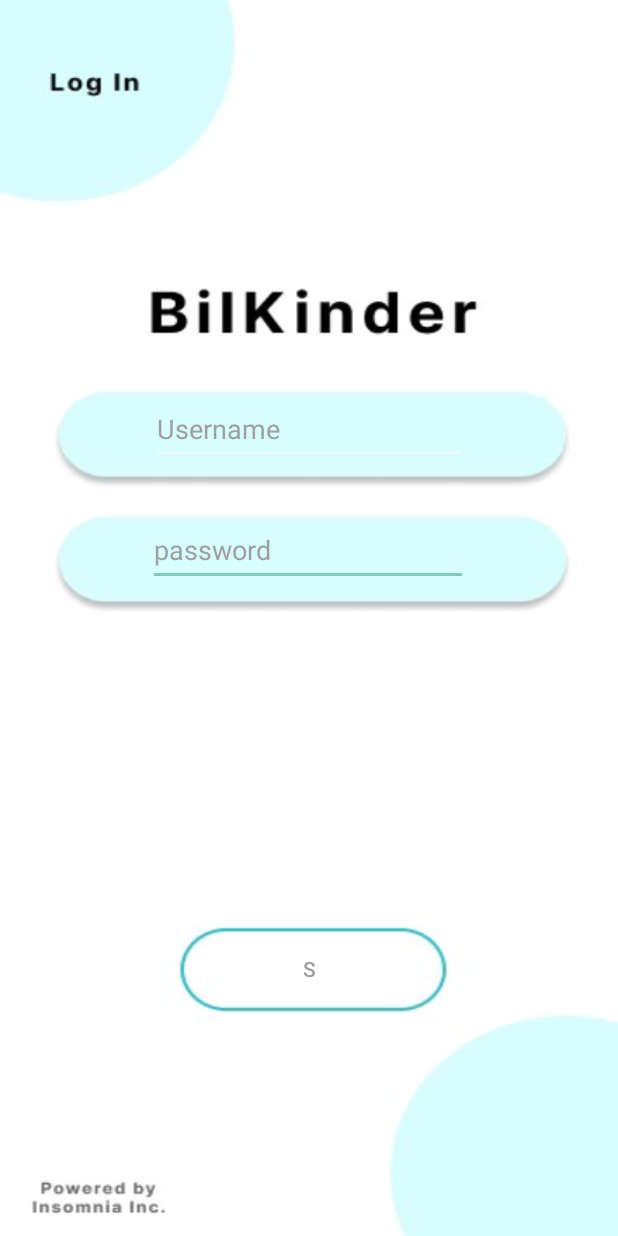
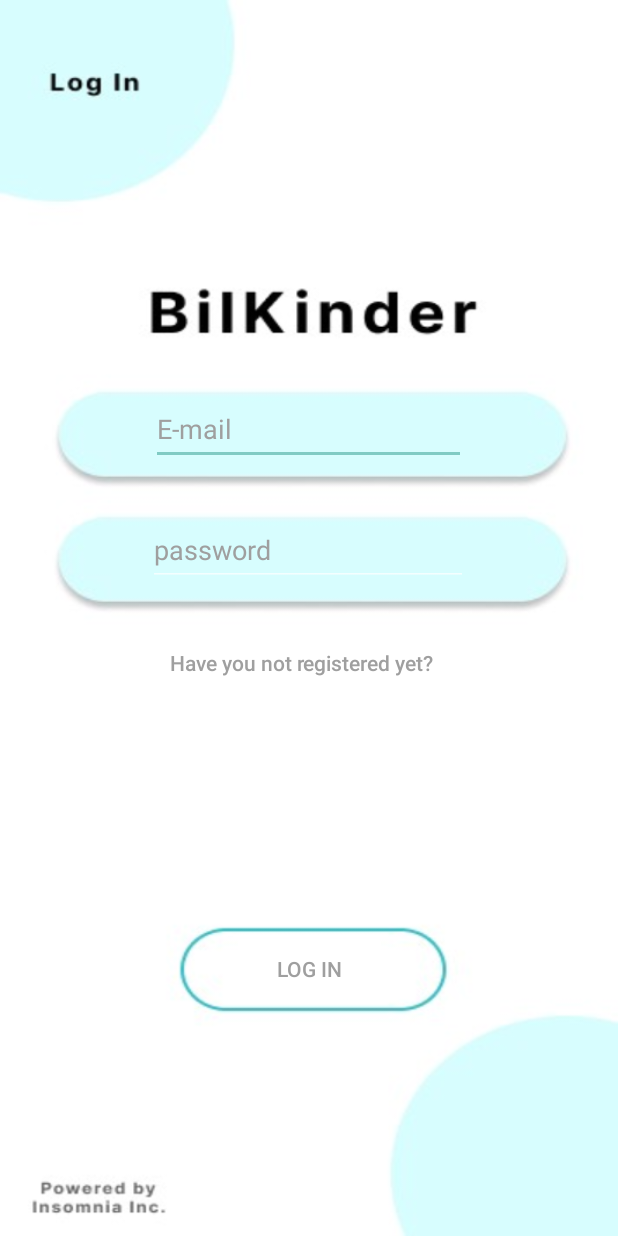
Before and after one commit to BurakBastug/BilKinder, an Android app: the layout login.xml on its own in the app's theme, with its tools: preview values and no code run, on a phone screen of 412 x 824 dp. Run offline under Robolectric (Android 15) with nearby library versions, the phone set to English and light mode, and no system bars.

Commit message:
Added some login functionalities and some small changes in Register and Login layouts.

```diff
--- a/app/src/main/res/layout/login.xml
+++ b/app/src/main/res/layout/login.xml
@@ -3,12 +3,30 @@
     xmlns:app="http://schemas.android.com/apk/res-auto"
     xmlns:tools="http://schemas.android.com/tools"
 
-
     android:layout_width="match_parent"
     android:layout_height="match_parent"
-
     android:background="@drawable/login"
     android:layerType="software">
+
+    <EditText
+        android:id="@+id/email"
+        android:layout_width="210dp"
+        android:layout_height="48dp"
+        android:ems="10"
+        android:hint="E-mail"
+        android:inputType="textEmailAddress"
+        android:minHeight="48dp"
+        android:rotation="0"
+        android:rotationX="0"
+        android:rotationY="0"
+        android:textColor="@color/black"
+        android:textColorHint="#9F9F9F"
+        app:layout_constraintBottom_toBottomOf="parent"
+        app:layout_constraintEnd_toEndOf="parent"
+        app:layout_constraintHorizontal_bias="0.497"
+        app:layout_constraintStart_toStartOf="parent"
+        app:layout_constraintTop_toTopOf="parent"
+        app:layout_constraintVertical_bias="0.338" />
 
     <EditText
         android:id="@+id/password"
@@ -24,41 +42,36 @@
         app:layout_constraintEnd_toEndOf="parent"
         app:layout_constraintHorizontal_bias="0.497"
         app:layout_constraintStart_toStartOf="parent"
-        app:layout_constraintTop_toBottomOf="@+id/username"
+        app:layout_constraintTop_toBottomOf="@+id/email"
         app:layout_constraintVertical_bias="0.07" />
-
-    <EditText
-        android:id="@+id/username"
-        android:layout_width="210dp"
-        android:layout_height="48dp"
-        android:ems="10"
-        android:hint="Username"
-        android:inputType="text"
-        android:minHeight="48dp"
-        android:rotation="0"
-        android:rotationX="0"
-        android:rotationY="0"
-        android:textColor="@color/black"
-        android:textColorHint="#9F9F9F"
-        app:layout_constraintBottom_toBottomOf="parent"
-        app:layout_constraintEnd_toEndOf="parent"
-        app:layout_constraintHorizontal_bias="0.497"
-        app:layout_constraintStart_toStartOf="parent"
-        app:layout_constraintTop_toTopOf="parent"
-        app:layout_constraintVertical_bias="0.338" />
 
     <Button
         android:id="@+id/loginbtn"
         android:layout_width="103dp"
         android:layout_height="51dp"
         android:backgroundTint="#FFFFFF"
-        android:text="S"
+        android:text="Log in"
         android:textColor="#9F9F9F"
         android:visibility="visible"
         app:layout_constraintBottom_toBottomOf="parent"
         app:layout_constraintEnd_toEndOf="parent"
         app:layout_constraintStart_toStartOf="parent"
-        app:layout_constraintTop_toBottomOf="@+id/username"
+        app:layout_constraintTop_toBottomOf="@+id/email"
         app:layout_constraintVertical_bias="0.67"
         tools:visibility="visible" />
+
+    <Button
+        android:id="@+id/registerButton"
+        android:layout_width="wrap_content"
+        android:layout_height="wrap_content"
+        android:text="Have you not registered yet?"
+        android:textAllCaps="false"
+        android:backgroundTint="#FFFFFF"
+        android:textColor="#9F9F9F"
+        app:layout_constraintBottom_toTopOf="@+id/loginbtn"
+        app:layout_constraintEnd_toEndOf="parent"
+        app:layout_constraintHorizontal_bias="0.476"
+        app:layout_constraintStart_toStartOf="parent"
+        app:layout_constraintTop_toBottomOf="@+id/password"
+        app:layout_constraintVertical_bias="0.151" />
 </androidx.constraintlayout.widget.ConstraintLayout>
--- a/app/src/main/res/layout/register.xml
+++ b/app/src/main/res/layout/register.xml
@@ -67,7 +67,7 @@
         android:layout_height="wrap_content"
         android:ems="10"
         android:hint="E-mail"
-        android:inputType="text"
+        android:inputType="textEmailAddress"
         android:minHeight="48dp"
         android:textColor="@color/black"
         android:textColorHint="#9F9F9F"
```
Also changed, not shown: app/src/main/java/com/burakb/firstproject/HomeActivity.java (added, +14 -0 lines), app/src/main/java/com/burakb/firstproject/LoginActivity.java (+56 -1 lines), app/src/main/java/com/burakb/firstproject/RegisterActivity.java (+5 -14 lines).
